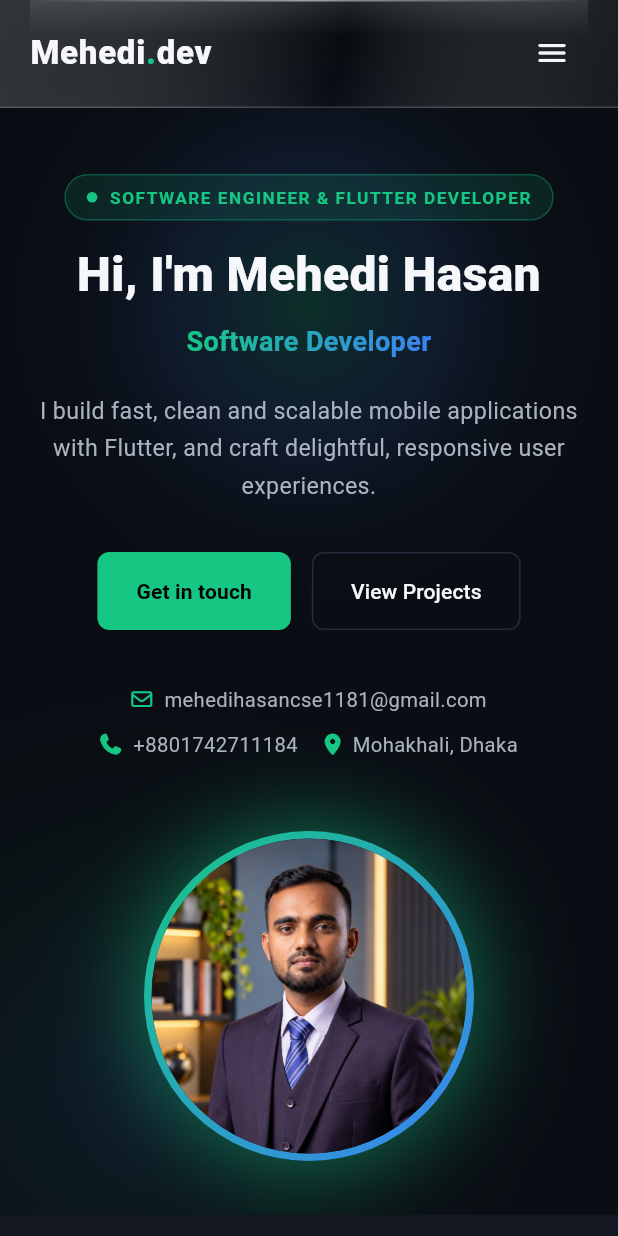
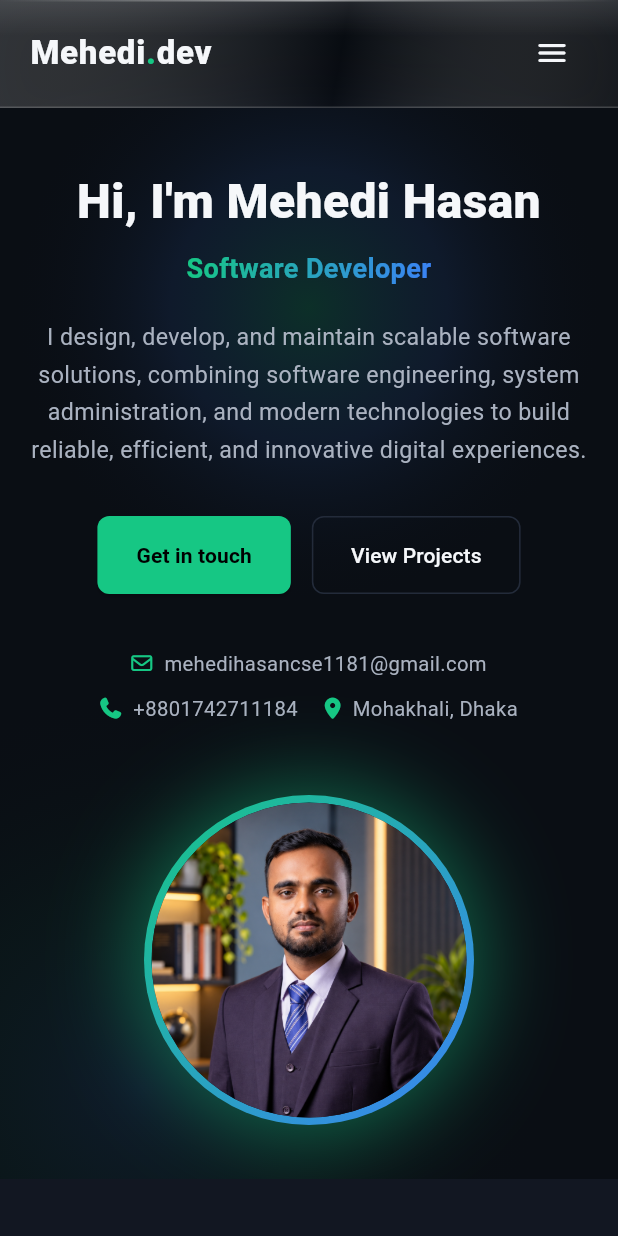
Before and after one commit to mehedidevv/Mehedi-Hasan-Portfolio, a Flutter app: the screen it shows after launch, on a phone screen of 412 x 824 dp. Run offline on Flutter 3.47's test engine with Material 3 defaults, Android fonts, the phone set to English and light mode, and no system bars; our stand-ins replace font_awesome_flutter.

Commit message:
Modify Some UI

```diff
--- a/lib/common/constants/app_data.dart
+++ b/lib/common/constants/app_data.dart
@@ -11,8 +11,9 @@ class AppData {
   static const String name = 'Mehedi Hasan';
   static const String role = 'Software Developer';
   static const String tagline =
-      'I build fast, clean and scalable mobile applications with Flutter, '
-      'and craft delightful, responsive user experiences.';
+      'I design, develop, and maintain scalable software solutions, '
+      'combining software engineering, system administration, and modern technologies '
+      'to build reliable, efficient, and innovative digital experiences.';
 
   static const String summary =
       'Secure a responsible career opportunity to fully utilize my training '
--- a/lib/common/widgets/nav_bar.dart
+++ b/lib/common/widgets/nav_bar.dart
@@ -26,7 +26,6 @@ class NavBar extends StatelessWidget implements PreferredSizeWidget {
         child: Container(
           width: double.infinity,
           height: preferredSize.height,
-          padding: EdgeInsets.symmetric(horizontal: hPad),
           decoration: BoxDecoration(
             // Liquid glass tint: light catches the top-left, fades toward bottom-right
             gradient: LinearGradient(
@@ -95,7 +94,9 @@ class NavBar extends StatelessWidget implements PreferredSizeWidget {
                   ),
                 ),
               ),
-              Row(
+              Padding(
+                padding: EdgeInsets.symmetric(horizontal: hPad),
+                child: Row(
                   children: [
                     // Logo
                     GestureDetector(
@@ -154,6 +155,7 @@ class NavBar extends StatelessWidget implements PreferredSizeWidget {
                         ),
                       ),
                   ],
+                ),
               ),
             ],
           ),
--- a/lib/features/home/view/home_view.dart
+++ b/lib/features/home/view/home_view.dart
@@ -34,42 +34,7 @@ class HomeView extends StatelessWidget {
                   ? CrossAxisAlignment.center
                   : CrossAxisAlignment.start,
               children: [
-                // Top Status Badge
-                Container(
-                  padding:
-                      const EdgeInsets.symmetric(horizontal: 14, vertical: 6),
-                  decoration: BoxDecoration(
-                    color: AppColors.primary.withValues(alpha: 0.12),
-                    borderRadius: BorderRadius.circular(20),
-                    border: Border.all(
-                      color: AppColors.primary.withValues(alpha: 0.3),
-                    ),
-                  ),
-                  child: Row(
-                    mainAxisSize: MainAxisSize.min,
-                    children: [
-                      Container(
-                        width: 7,
-                        height: 7,
-                        decoration: const BoxDecoration(
-                          color: AppColors.primary,
-                          shape: BoxShape.circle,
-                        ),
-                      ),
-                      const SizedBox(width: 8),
-                      const Text(
-                        'SOFTWARE ENGINEER & FLUTTER DEVELOPER',
-                        style: TextStyle(
-                          color: AppColors.primary,
-                          fontSize: 11.5,
-                          fontWeight: FontWeight.w700,
-                          letterSpacing: 1.0,
-                        ),
-                      ),
-                    ],
-                  ),
-                ),
-                const SizedBox(height: 18),
+
 
                 Text(
                   'Hi, I\'m ${AppData.name}',
```
Also changed, not shown: lib/features/contact/contact_view.dart (+46 -6 lines), lib/features/projects/projects_view.dart (+8 -26 lines), lib/features/skills/skills_view.dart (+46 -11 lines). Lines whose indentation alone changed are shown as unchanged.
